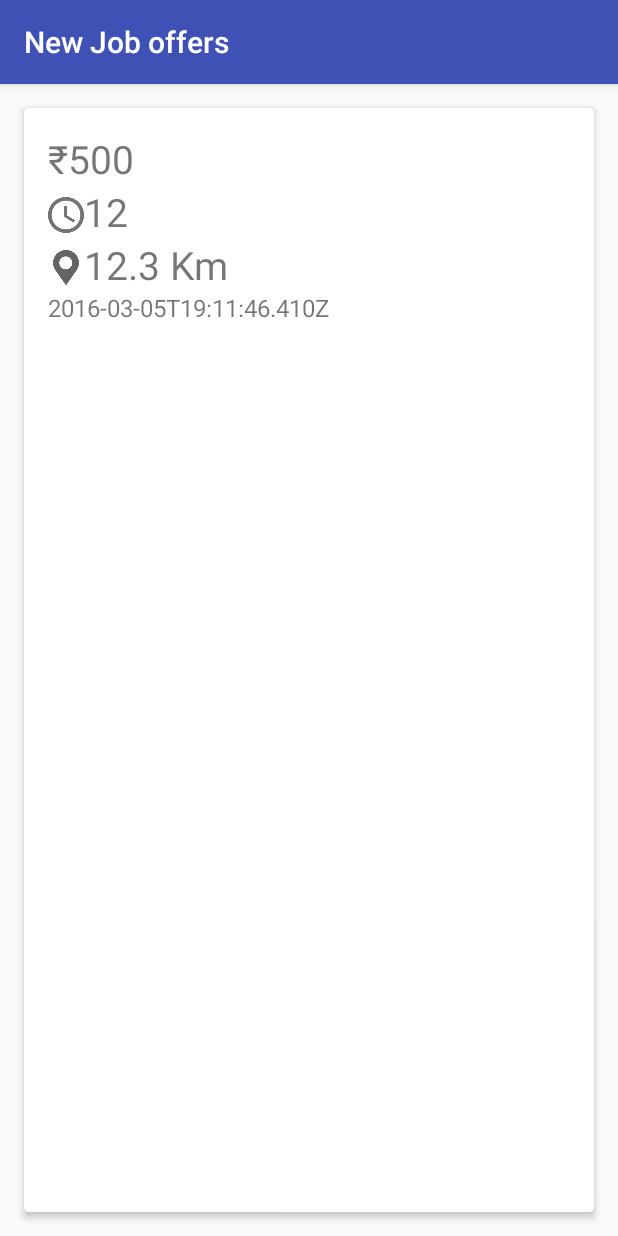
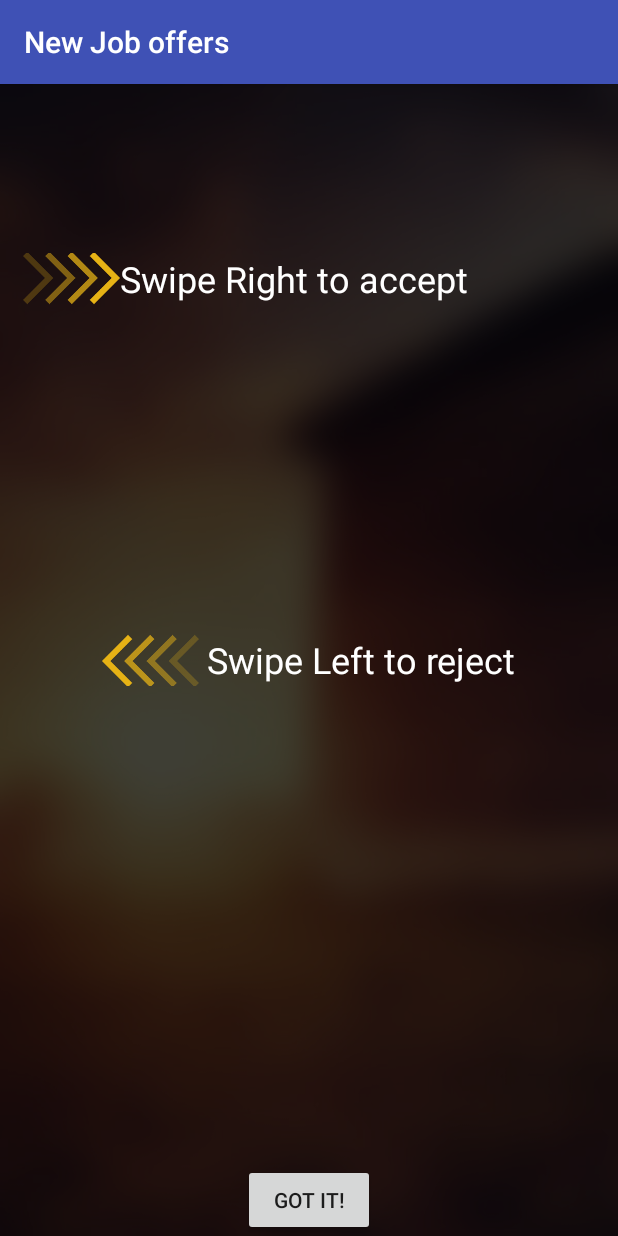
Before and after one commit to Team-Masa/instaPorters, an Android app: the JobLists screen opened directly, with no data from a screen before it, on a phone screen of 412 x 824 dp. Run offline under Robolectric (Android 15) with nearby library versions, the phone set to English and light mode, and no system bars; our stand-ins replace Volley; libraries missing offline, so code that uses them is left out: android.net.http; network calls fail.

Commit message:
Image assets with other polish

```diff
--- a/app/src/main/java/com/instaporters/instaporters/NavigateToWork.java
+++ b/app/src/main/java/com/instaporters/instaporters/NavigateToWork.java
@@ -71,6 +71,7 @@ public class NavigateToWork extends Activity{
                     //now starting
                     Log.d("starting the job", "as");
                     statusButton.setText("Stop now");
+                    statusButton.setBackgroundColor(Color.parseColor("#c40b0b"));
                     start_this_job(jobId, porterId);
                 }
             }
--- a/app/src/main/res/layout/job_lists.xml
+++ b/app/src/main/res/layout/job_lists.xml
@@ -1,8 +1,79 @@
 <?xml version="1.0" encoding="utf-8"?>
 <LinearLayout xmlns:android="http://schemas.android.com/apk/res/android"
     android:orientation="vertical" android:layout_width="match_parent"
-    android:layout_height="match_parent">
+    android:layout_height="match_parent"
+    android:background="@drawable/bg">
+    <FrameLayout
+        android:id="@+id/tutrial_overlay"
+        android:layout_width="fill_parent"
+        android:layout_height="fill_parent"
+        android:background="#c0000000">
 
+        <RelativeLayout
+            android:layout_width="match_parent"
+            android:layout_height="wrap_content"
+            >
+
+            <RelativeLayout
+                android:id="@+id/left_container"
+                android:layout_width="wrap_content"
+                android:layout_height="wrap_content"
+                android:layout_centerHorizontal="true"
+                android:layout_centerVertical="true">
+
+
+                <TextView
+                    android:layout_width="wrap_content"
+                    android:layout_height="wrap_content"
+                    android:layout_centerVertical="true"
+                    android:textColor="#FFF"
+                    android:layout_toRightOf="@+id/swipeLeftIcon"
+                    android:text="Swipe Left to reject"
+                    android:textSize="24dp" />
+                <ImageView
+                    android:layout_centerVertical="true"
+                    android:id="@+id/swipeLeftIcon"
+                    android:layout_width="70dp"
+                    android:layout_height="100dp"
+                    android:src="@drawable/swipe" />
+            </RelativeLayout>
+
+            <RelativeLayout
+                android:layout_width="wrap_content"
+                android:layout_height="wrap_content"
+                android:layout_marginTop="80dp"
+                android:paddingLeft="10dp">
+
+                <ImageView
+                    android:rotation="180"
+                    android:id="@+id/swipeRightIcon"
+                    android:layout_width="70dp"
+                    android:layout_height="100dp"
+                    android:src="@drawable/swipe" />
+
+                <TextView
+                    android:id="@+id/leftText"
+                    android:layout_width="wrap_content"
+                    android:layout_height="wrap_content"
+                    android:layout_centerVertical="true"
+                    android:textColor="#FFF"
+                    android:layout_toRightOf="@+id/swipeRightIcon"
+                    android:text="Swipe Right to accept"
+                    android:textSize="24dp" />
+            </RelativeLayout>
+            <RelativeLayout
+                android:layout_width="match_parent"
+                android:layout_height="wrap_content"
+                android:layout_alignParentBottom="true">
+                <Button
+                    android:layout_width="wrap_content"
+                    android:layout_height="wrap_content"
+                    android:layout_centerHorizontal="true"
+                    android:text="Got it!"
+                    android:onClick="fadeTutorial"/>
+            </RelativeLayout>
+        </RelativeLayout>
+    </FrameLayout>
 <android.support.v7.widget.RecyclerView
     android:layout_width="fill_parent"
     android:layout_height="fill_parent"
@@ -10,5 +81,7 @@
     android:scrollbars="vertical"
     android:divider="@android:color/transparent"
     android:dividerHeight="16dp">
+
 </android.support.v7.widget.RecyclerView>
+
 </LinearLayout>
--- a/app/src/main/res/layout/navigate_to_work.xml
+++ b/app/src/main/res/layout/navigate_to_work.xml
@@ -18,7 +18,8 @@
         android:layout_width="match_parent"
         android:layout_height="60dp"
         android:id="@+id/status"
-        android:textColor="@color/colorPrimary"
+        android:background="#00a914"
+        android:textColor="#FFF"
         android:layout_alignParentBottom="true"
 
         android:text="Start Now"/>
--- /dev/null
+++ b/app/src/main/res/layout/stop_job.xml
@@ -0,0 +1,6 @@
+<?xml version="1.0" encoding="utf-8"?>
+<LinearLayout xmlns:android="http://schemas.android.com/apk/res/android"
+    android:orientation="vertical" android:layout_width="match_parent"
+    android:layout_height="match_parent">
+
+</LinearLayout>
--- a/app/src/main/res/values/colors.xml
+++ b/app/src/main/res/values/colors.xml
@@ -3,5 +3,6 @@
     <color name="colorPrimary">#3F51B5</color>
     <color name="colorPrimaryDark">#303F9F</color>
     <color name="colorAccent">#FF4081</color>
-    <color name="card_bg">#FFF</color>
+    <color name="card_bg">#4dFFFFFF</color>
+    <color name="blue_icon">#306EA3</color>
 </resources>
```
Also changed, not shown: app/src/main/java/com/instaporters/instaporters/JobLists.java (+23 -1 lines), app/src/main/res/drawable/rounded_button_bg.xml (+9 -6 lines), app/src/main/res/layout/activity_main.xml (+23 -8 lines), app/src/main/res/drawable/bg.jpg (added), app/src/main/res/drawable/hand_icon.png (added), app/src/main/res/drawable/hands.png (added), app/src/main/res/drawable/horse.jpg (added), app/src/main/res/drawable/location.png, app/src/main/res/drawable/swipe.png (added), app/src/main/res/drawable/time.png, app/src/main/res/drawable/truck.jpg (added), app/src/main/res/drawable/truck_icon.png (added).
